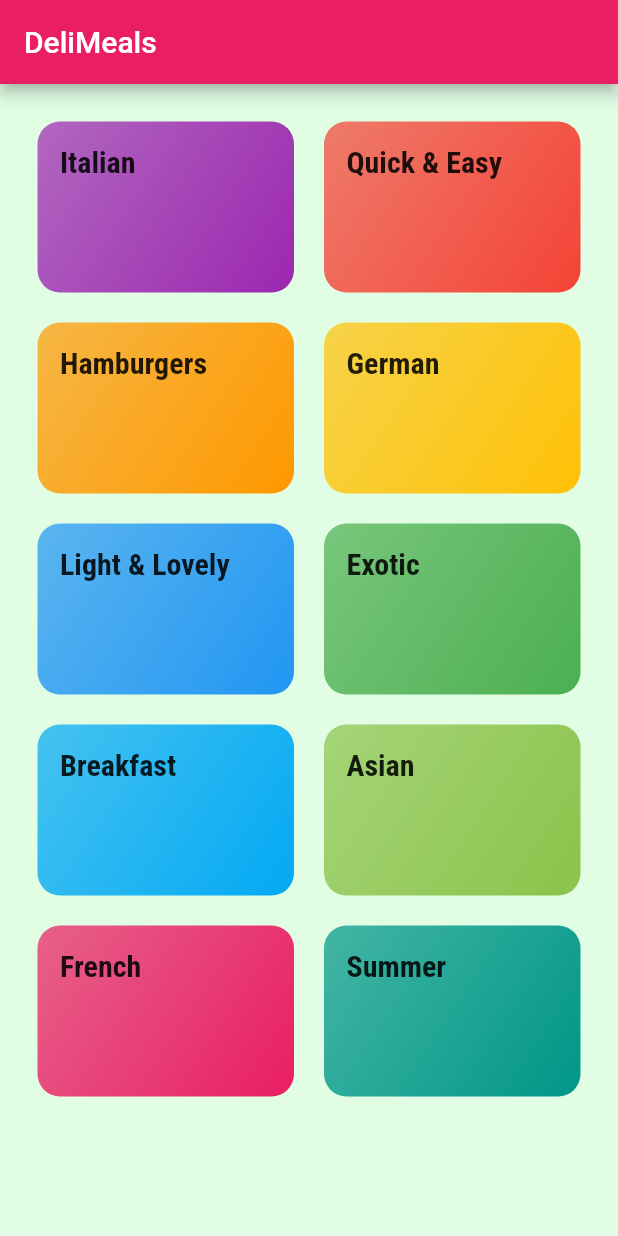
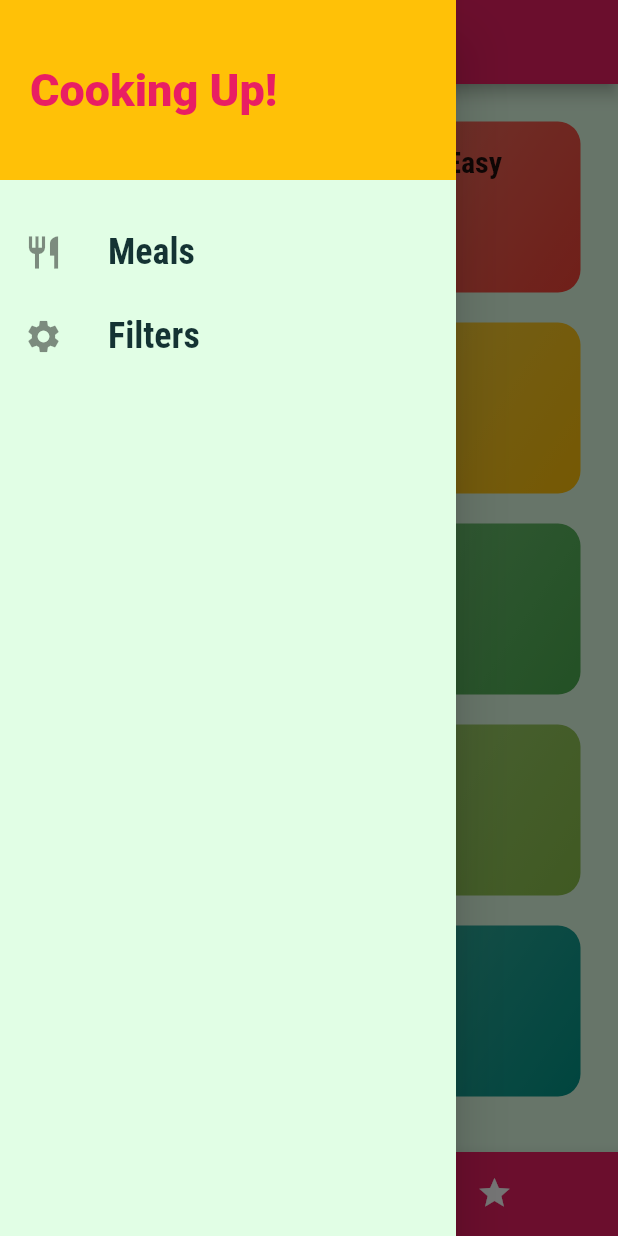
Before and after one commit to deepakdeedar/meal_app, a Flutter app: the screen it shows after launch, with the side drawer open (before the commit the screen has no drawer), on a phone screen of 412 x 824 dp. Run offline on Flutter 3.47's test engine with Material 2 defaults, Android fonts, the phone set to English and light mode, and no system bars; our stand-ins replace google_fonts.

Commit message:
ui improved(drawer added)

```diff
--- a/lib/main.dart
+++ b/lib/main.dart
@@ -1,6 +1,8 @@
 import 'package:flutter/material.dart';
 import 'package:google_fonts/google_fonts.dart';
 import 'package:mealapp/screens/categories_screen.dart';
+import 'package:mealapp/screens/meal_detail_screen.dart';
+import 'package:mealapp/screens/tabs_screen.dart';
 import 'screens/category_meal_screen.dart';
 
 void main() => runApp(MyApp());
@@ -21,9 +23,14 @@ class MyApp extends StatelessWidget {
         )
       ),
       title: 'DeliMeals',
-      home: CategoriesScreen(),
+      //home: CategoriesScreen(),
       routes: {
+        '/':(ctx) => TabsScreen(),
         CategoryMealScreen.routeName: (ctx) => CategoryMealScreen(),
+        MealDetailScreen.routeName: (ctx) => MealDetailScreen(),
+      },
+      onUnknownRoute: (settings){
+        return MaterialPageRoute(builder: (ctx) => CategoryMealScreen());
       },
     );
   }
--- a/lib/screens/categories_screen.dart
+++ b/lib/screens/categories_screen.dart
@@ -5,11 +5,7 @@ import '../dummy_data.dart';
 class CategoriesScreen extends StatelessWidget {
   @override
   Widget build(BuildContext context) {
-    return Scaffold(
-      appBar: AppBar(
-        title: const Text('DeliMeals'),
-      ),
-      body: GridView(
+    return GridView(
         padding: const EdgeInsets.all(25),
         children: DUMMY_CATEGORIES.map(
                 (catdata)=>CategoryItem(
@@ -23,7 +19,6 @@ class CategoriesScreen extends StatelessWidget {
           crossAxisSpacing: 20,
           mainAxisSpacing: 20,
         ),
-      ),
     );
   }
 }
--- a/lib/screens/category_meal_screen.dart
+++ b/lib/screens/category_meal_screen.dart
@@ -30,6 +30,7 @@ class CategoryMealScreen extends StatelessWidget {
       body: ListView.builder(
           itemBuilder: (ctx,index){
             return MealItem(
+              id: categoryMeals[index].id,
               title: categoryMeals[index].title,
               imageUrl: categoryMeals[index].imageUrl,
               duration: categoryMeals[index].duration,
--- /dev/null
+++ b/lib/screens/tabs_screen.dart
@@ -0,0 +1,55 @@
+import 'package:flutter/material.dart';
+import 'package:mealapp/screens/categories_screen.dart';
+import 'package:mealapp/screens/favorite_screen.dart';
+import 'package:mealapp/widgets/main_drawer.dart';
+
+class TabsScreen extends StatefulWidget {
+  @override
+  _TabsScreenState createState() => _TabsScreenState();
+}
+
+class _TabsScreenState extends State<TabsScreen> {
+
+  final List<Map<String,Object>> _pages=[
+    {'page': CategoriesScreen(),'title':'Categories'},
+    {'page': FavoriteScreen(),'title':'Your Favorite'}
+  ];
+  int _selectedPageIndex=0;
+  void _seletPage(int index){
+    setState(() {
+      _selectedPageIndex=index;
+    });
+  }
+
+  @override
+  Widget build(BuildContext context) {
+    return Scaffold(
+        appBar: AppBar(
+          title: Text(_pages[_selectedPageIndex]['title']),
+        ),
+        drawer: MainDrawer(),
+        body: _pages[_selectedPageIndex]['page'],
+      bottomNavigationBar: BottomNavigationBar(
+
+        onTap: _seletPage,
+
+        backgroundColor: Theme.of(context).primaryColor,
+        unselectedItemColor: Colors.white,
+        selectedItemColor: Theme.of(context).accentColor,
+        currentIndex: _selectedPageIndex,
+        type: BottomNavigationBarType.shifting,
+        items: [
+          BottomNavigationBarItem(
+            backgroundColor: Theme.of(context).primaryColor,
+            icon: Icon(Icons.category),
+            title: Text('Categories'),
+          ),
+          BottomNavigationBarItem(
+            icon: Icon(Icons.star),
+            title: Text('Favorites'),
+          )
+        ],
+      ),
+    );
+  }
+}
--- /dev/null
+++ b/lib/widgets/main_drawer.dart
@@ -0,0 +1,39 @@
+import 'package:flutter/material.dart';
+import 'package:google_fonts/google_fonts.dart';
+
+class MainDrawer extends StatelessWidget {
+  @override
+  Widget build(BuildContext context) {
+    return Drawer(
+      child: Column(
+        children: <Widget>[
+          Container(
+            height: 120,
+            width: double.infinity,
+            padding: EdgeInsets.all(20),
+            alignment: Alignment.centerLeft,
+            color: Theme.of(context).accentColor,
+            child: Text('Cooking Up!',style: TextStyle(
+              fontWeight: FontWeight.w900,
+              fontSize: 30,
+              color: Theme.of(context).primaryColor,
+            ),),
+          ),
+          SizedBox(height: 20,),
+          ListTile(
+            leading: Icon(Icons.restaurant,size: 26,),
+            title: Text('Meals ',style:
+            GoogleFonts.robotoCondensed(fontSize: 24,fontWeight: FontWeight.bold)),
+            onTap: (){},
+          ),
+          ListTile(
+            leading: Icon(Icons.settings,size: 26,),
+            title: Text('Filters ',style:
+            GoogleFonts.robotoCondensed(fontSize: 24,fontWeight: FontWeight.bold)),
+            onTap: (){},
+          )
+        ],
+      ),
+    );
+  }
+}
```
Also changed, not shown: lib/screens/favorite_screen.dart (added, +10 -0 lines), lib/screens/meal_detail_screen.dart (added, +85 -0 lines), lib/widgets/meal_item.dart (+9 -3 lines).
